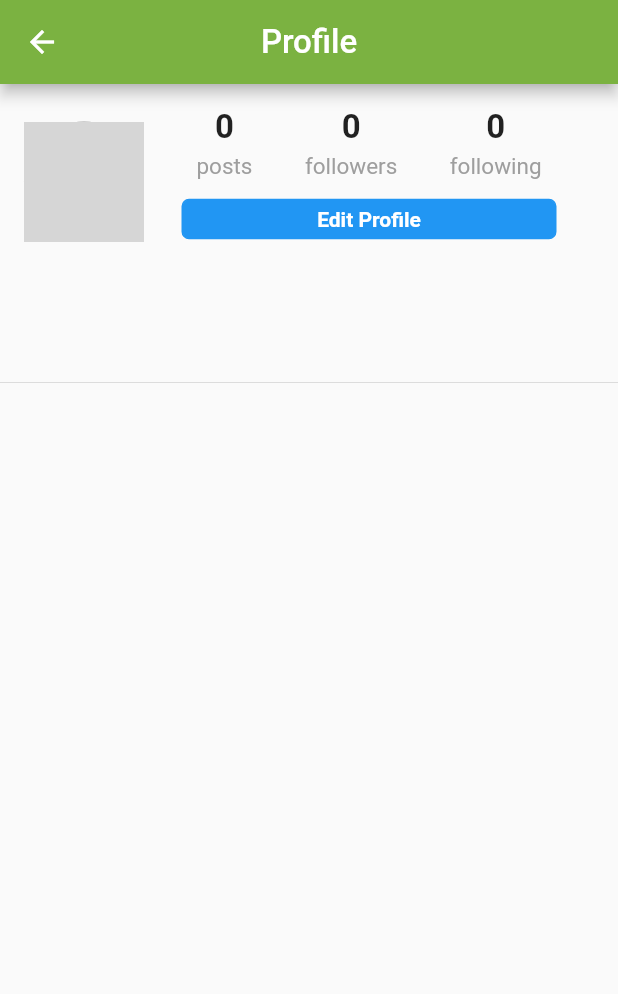
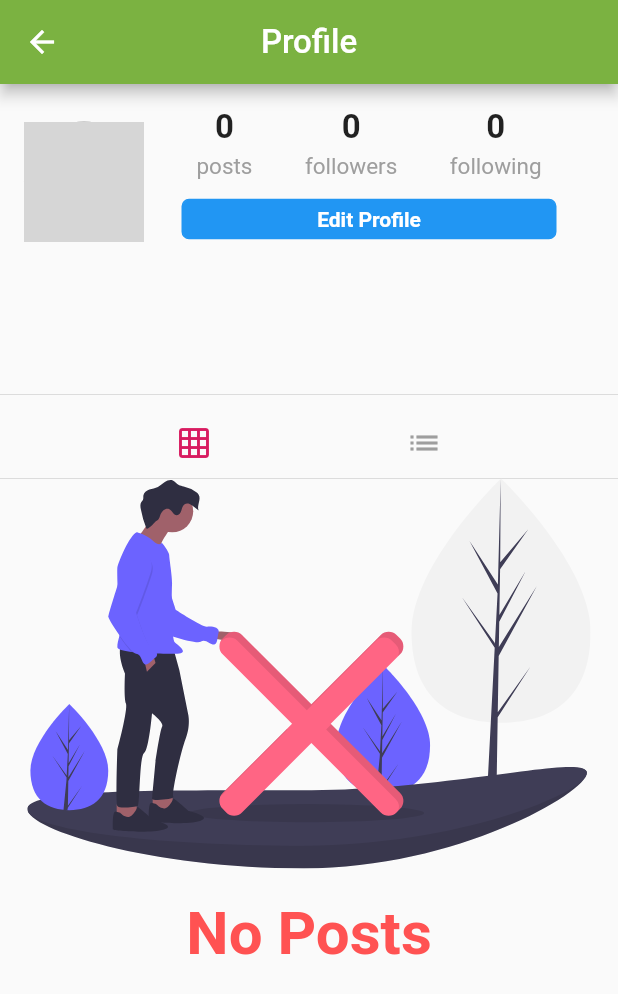
Before and after one commit to amirrezafahimi/Homayoun_Social, a Flutter app: the Profile screen opened directly, on a phone screen of 412 x 824 dp. Shown: the top 994 px of the screen. Run offline on Flutter 3.47's test engine with Material 2 defaults, Android fonts, the phone set to English and light mode, and no system bars; our stand-ins replace cached_network_image, cloud_firestore, firebase_storage, flutter_svg, geolocator, google_sign_in and 1 more; missing offline and left inert: image_size_getter; accounts and stored records are empty; network calls fail; grey boxes are pictures that could not be loaded.

Commit message:
added switch between grid view and list view

```diff
--- a/lib/pages/profile.dart
+++ b/lib/pages/profile.dart
@@ -2,10 +2,12 @@ import 'package:cached_network_image/cached_network_image.dart';
 import 'package:cloud_firestore/cloud_firestore.dart';
 import 'package:flutter/cupertino.dart';
 import 'package:flutter/material.dart';
+import 'package:flutter_svg/svg.dart';
 import 'package:fluttershare/pages/edit_profile.dart';
 import 'package:fluttershare/pages/home.dart';
 import 'package:fluttershare/widgets/header.dart';
 import 'package:fluttershare/widgets/post.dart';
+import 'package:fluttershare/widgets/post_tile.dart';
 import 'package:fluttershare/widgets/progress.dart';
 import 'package:fluttershare/models/user.dart';
 
@@ -21,6 +23,7 @@ class Profile extends StatefulWidget {
 class _ProfileState extends State<Profile> {
   final String currentUserId = currentUser?.id;
   bool isLoading = false;
+  String postOrientation = 'grid';
   int postCount = 0;
   List<Post> posts;
 
@@ -190,9 +193,78 @@ class _ProfileState extends State<Profile> {
   buildProfilePost() {
     if (isLoading) {
       return circularProgress();
+    } else if (posts.isEmpty) {
+      return Container(
+        child: Column(
+          mainAxisAlignment: MainAxisAlignment.center,
+          children: <Widget>[
+            SvgPicture.asset(
+              'assets/images/no_content.svg',
+              height: 260,
+            ),
+            Padding(
+              padding: EdgeInsets.only(top: 20.0),
+              child: Text(
+                "No Posts",
+                style: TextStyle(
+                    color: Colors.redAccent,
+                    fontSize: 40.0,
+                    fontWeight: FontWeight.bold),
+              ),
+            ),
+          ],
+        ),
+      );
+    } else if (postOrientation == 'grid') {
+      List<GridTile> gridTiles = [];
+      posts.forEach((post) {
+        gridTiles.add(
+          GridTile(
+            child: PostTile(post),
+          ),
+        );
+      });
+      return GridView.count(
+        crossAxisCount: 3,
+        childAspectRatio: 1.0,
+        mainAxisSpacing: 1.5,
+        crossAxisSpacing: 1.5,
+        shrinkWrap: true,
+        physics: NeverScrollableScrollPhysics(),
+        children: gridTiles,
+      );
+    } else if (postOrientation == 'list') {
+      return Column(
+        children: posts,
+      );
     }
-    return Column(
-      children: posts,
+  }
+
+  setPostOrientation(String postOrientation) {
+    setState(() {
+      this.postOrientation = postOrientation;
+    });
+  }
+
+  buildTogglePostOrientation() {
+    return Row(
+      mainAxisAlignment: MainAxisAlignment.spaceEvenly,
+      children: <Widget>[
+        IconButton(
+          icon: Icon(Icons.grid_on),
+          onPressed: () => setPostOrientation('grid'),
+          color: postOrientation == 'grid'
+              ? Theme.of(context).primaryColor
+              : Colors.grey,
+        ),
+        IconButton(
+          icon: Icon(Icons.list),
+          onPressed: () => setPostOrientation('list'),
+          color: postOrientation == 'list'
+              ? Theme.of(context).primaryColor
+              : Colors.grey,
+        ),
+      ],
     );
   }
 
@@ -203,6 +275,8 @@ class _ProfileState extends State<Profile> {
       body: ListView(
         children: <Widget>[
           buildProfileHeader(),
+          Divider(),
+          buildTogglePostOrientation(),
           Divider(
             height: 0.0,
           ),
--- a/lib/widgets/post.dart
+++ b/lib/widgets/post.dart
@@ -3,6 +3,7 @@ import 'package:cloud_firestore/cloud_firestore.dart';
 import 'package:flutter/material.dart';
 import 'package:fluttershare/models/user.dart';
 import 'package:fluttershare/pages/home.dart';
+import 'package:fluttershare/widgets/custom_image.dart';
 import 'package:fluttershare/widgets/progress.dart';
 
 class Post extends StatefulWidget {
@@ -119,7 +120,9 @@ class _PostState extends State<Post> {
       onDoubleTap: () => print('liking post'),
       child: Stack(
         alignment: Alignment.center,
-        children: <Widget>[Image.network(mediaUrl)],
+        children: <Widget>[
+          cachedNetworkImage(mediaUrl),
+        ],
       ),
     );
   }
```
Also changed, not shown: lib/widgets/custom_image.dart (+11 -2 lines), lib/widgets/post_tile.dart (+9 -1 lines), 1 other file.
